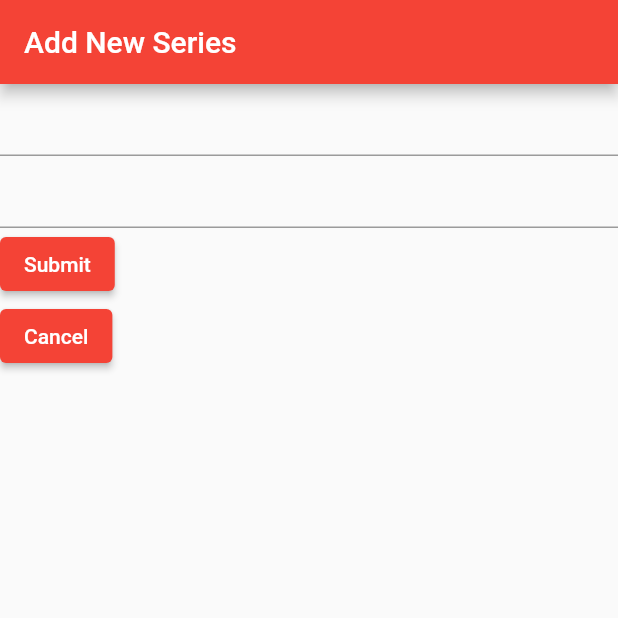
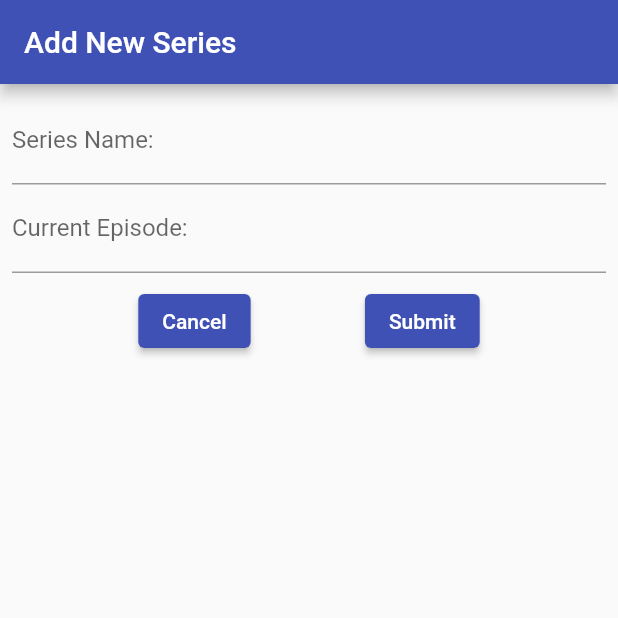
Before and after one commit to Drazbaz/episode_plus, a Flutter app: the screen it shows after launch, after a tap on the "add box" icon, on a phone screen of 412 x 824 dp, the top half of it. Run offline on Flutter 3.47's test engine with Material 2 defaults, Android fonts, the phone set to English and light mode, and no system bars; our stand-ins replace sqflite; accounts and stored records are empty.

Commit message:
styling updates

```diff
--- a/lib/config/startup.dart
+++ b/lib/config/startup.dart
@@ -22,7 +22,7 @@ class EpisodePlus extends StatelessWidget {
         // or simply save your changes to "hot reload" in a Flutter IDE).
         // Notice that the counter didn't reset back to zero; the application
         // is not restarted.
-        primarySwatch: Colors.red,
+        primarySwatch: Colors.indigo,
       ),
       initialRoute: '/',
       routes: {
--- a/lib/screens/series_form_screen.dart
+++ b/lib/screens/series_form_screen.dart
@@ -33,6 +33,9 @@ class _SeriesFormState extends State<SeriesForm> {
   final _formKey = GlobalKey<FormState>();
 
   Widget _nameField() => TextFormField(
+        decoration: const InputDecoration(
+          labelText: 'Series Name:',
+        ),
         validator: (String? inputValue) {
           if (inputValue == null || inputValue.isEmpty) {
             return 'Please enter Series Name.';
@@ -49,6 +52,9 @@ class _SeriesFormState extends State<SeriesForm> {
   }
 
   Widget _currentEpisodeField() => TextFormField(
+        decoration: const InputDecoration(
+          labelText: 'Current Episode:',
+        ),
         validator: (String? inputValue) {
           if (inputValue == null || inputValue.isEmpty) {
             return 'Please enter Current Episode.';
@@ -80,29 +86,41 @@ class _SeriesFormState extends State<SeriesForm> {
           ScaffoldMessenger.of(context)
               .showSnackBar(SnackBar(content: Text('$_name Added!')));
 
-          Navigator.pushReplacementNamed(context, ScreenRoutes.homeScreen);
+          Navigator.popAndPushNamed(context, ScreenRoutes.homeScreen);
         },
       );
 
   Widget _formCancelButton() => ElevatedButton(
         child: const Text('Cancel'),
         onPressed: () {
-          Navigator.pushReplacementNamed(context, ScreenRoutes.homeScreen);
+          Navigator.popAndPushNamed(context, ScreenRoutes.homeScreen);
         },
       );
 
+  Widget _formButtonRow() => Padding(
+        padding: const EdgeInsets.all(8.0),
+        child: Row(
+          mainAxisAlignment: MainAxisAlignment.spaceEvenly,
+          children: [
+            _formCancelButton(),
+            _formSubmitButton(),
+          ],
+        ),
+      );
   @override
   Widget build(BuildContext context) {
-    return Form(
+    return Padding(
+      padding: const EdgeInsets.all(8.0),
+      child: Form(
         key: _formKey,
         child: Column(
           crossAxisAlignment: CrossAxisAlignment.start,
           children: <Widget>[
             _nameField(),
             _currentEpisodeField(),
-          _formSubmitButton(),
-          _formCancelButton(),
+            _formButtonRow(),
           ],
+        ),
       ),
     );
   }
```
Also changed, not shown: lib/screens/home_screen.dart (+14 -5 lines). Lines whose indentation alone changed are shown as unchanged.
